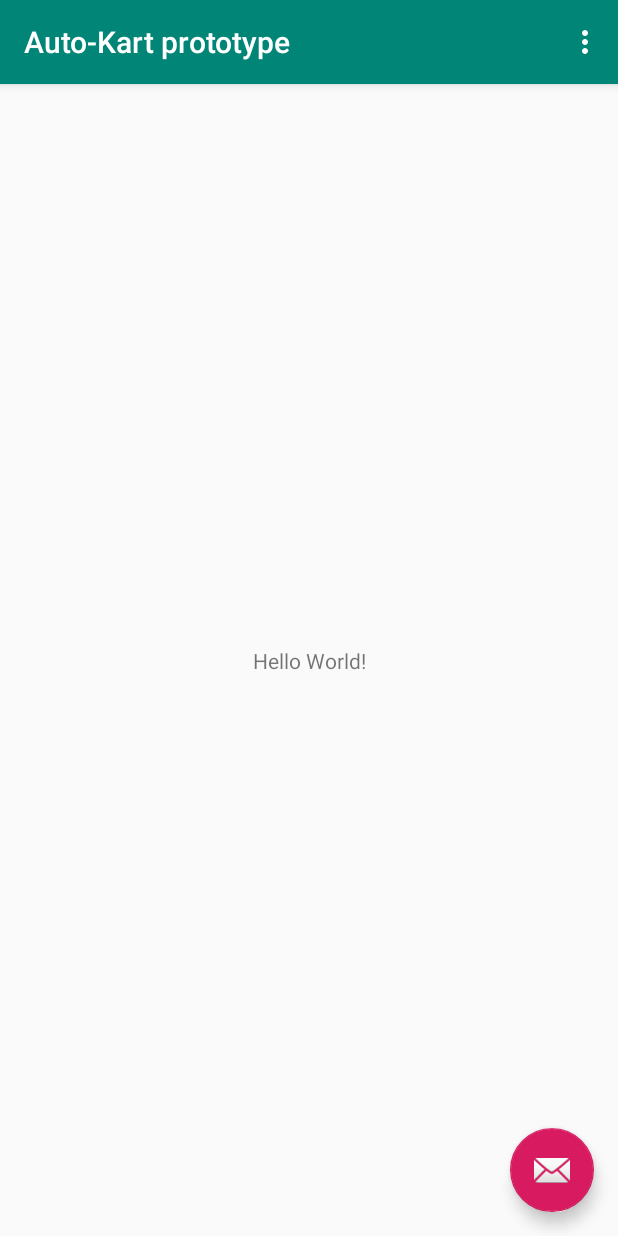
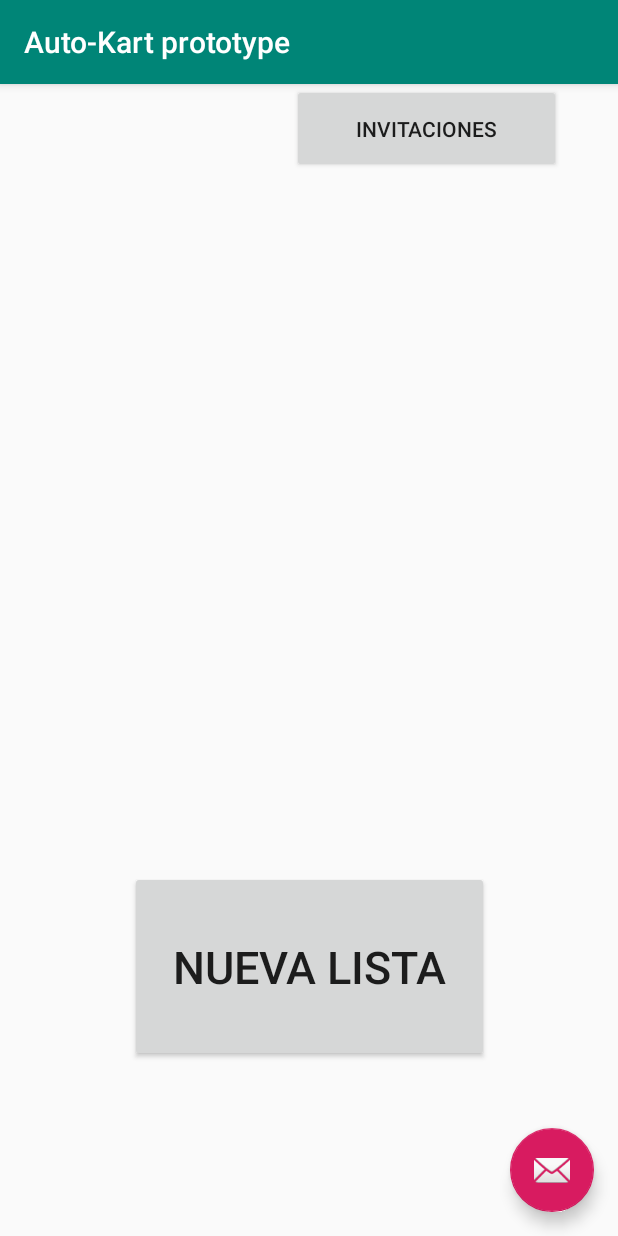
Before and after one commit to KaeTahr/Auto-Kart, an Android app: the screen it shows after launch (MainActivity), on a phone screen of 412 x 824 dp. Run offline under Robolectric (Android 15) with nearby library versions, the phone set to English and light mode, and no system bars.

Commit message:
added buttons in main screen

```diff
--- a/app/src/main/java/com/example/auto_kartprototype/MainActivity.java
+++ b/app/src/main/java/com/example/auto_kartprototype/MainActivity.java
@@ -1,13 +1,10 @@
 package com.example.auto_kartprototype;
 
 import android.os.Bundle;
-import android.support.design.widget.FloatingActionButton;
-import android.support.design.widget.Snackbar;
 import android.support.v7.app.AppCompatActivity;
 import android.support.v7.widget.Toolbar;
 import android.view.View;
-import android.view.Menu;
-import android.view.MenuItem;
+import android.widget.Button;
 
 public class MainActivity extends AppCompatActivity {
 
@@ -18,35 +15,13 @@ public class MainActivity extends AppCompatActivity {
         Toolbar toolbar = findViewById(R.id.toolbar);
         setSupportActionBar(toolbar);
 
-        FloatingActionButton fab = findViewById(R.id.fab);
-        fab.setOnClickListener(new View.OnClickListener() {
+        Button btnNuevaLista = (Button) findViewById(R.id.btnNuevaLista);
+        btnNuevaLista.setOnClickListener(new View.OnClickListener() {
             @Override
-            public void onClick(View view) {
-                Snackbar.make(view, "Replace with your own action", Snackbar.LENGTH_LONG)
-                        .setAction("Action", null).show();
+            public void onClick(View v) {
+
             }
         });
-    }
-
-    @Override
-    public boolean onCreateOptionsMenu(Menu menu) {
-        // Inflate the menu; this adds items to the action bar if it is present.
-        getMenuInflater().inflate(R.menu.menu_main, menu);
-        return true;
-    }
-
-    @Override
-    public boolean onOptionsItemSelected(MenuItem item) {
-        // Handle action bar item clicks here. The action bar will
-        // automatically handle clicks on the Home/Up button, so long
-        // as you specify a parent activity in AndroidManifest.xml.
-        int id = item.getItemId();
-
-        //noinspection SimplifiableIfStatement
-        if (id == R.id.action_settings) {
-            return true;
-        }
-
-        return super.onOptionsItemSelected(item);
+        Button btnInvitaciones = (Button) findViewById(R.id.btnInvitaciones);
     }
 }
--- a/app/src/main/res/layout/content_main.xml
+++ b/app/src/main/res/layout/content_main.xml
@@ -8,13 +8,33 @@
     tools:context=".MainActivity"
     tools:showIn="@layout/activity_main">
 
-    <TextView
-        android:layout_width="wrap_content"
-        android:layout_height="wrap_content"
-        android:text="Hello World!"
+    <Button
+        android:id="@+id/btnInvitaciones"
+        android:layout_width="179dp"
+        android:layout_height="59dp"
+        android:layout_marginStart="8dp"
+        android:layout_marginLeft="8dp"
+        android:layout_marginEnd="8dp"
+        android:layout_marginRight="8dp"
+        android:text="Invitaciones"
+        app:layout_constraintEnd_toEndOf="parent"
+        app:layout_constraintHorizontal_bias="0.861"
+        app:layout_constraintStart_toStartOf="parent"
+        tools:layout_editor_absoluteY="37dp" />
+
+    <Button
+        android:id="@+id/btnNuevaLista"
+        android:layout_width="239dp"
+        android:layout_height="127dp"
+        android:layout_marginStart="8dp"
+        android:layout_marginLeft="8dp"
+        android:layout_marginEnd="8dp"
+        android:layout_marginRight="8dp"
+        android:layout_marginBottom="116dp"
+        android:text="Nueva Lista"
+        android:textSize="30sp"
         app:layout_constraintBottom_toBottomOf="parent"
-        app:layout_constraintLeft_toLeftOf="parent"
-        app:layout_constraintRight_toRightOf="parent"
-        app:layout_constraintTop_toTopOf="parent" />
+        app:layout_constraintEnd_toEndOf="parent"
+        app:layout_constraintStart_toStartOf="parent" />
 
 </android.support.constraint.ConstraintLayout>
```
